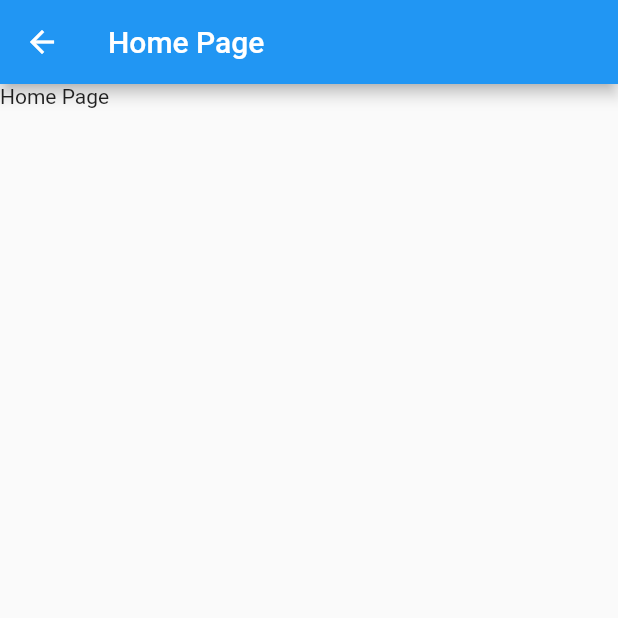
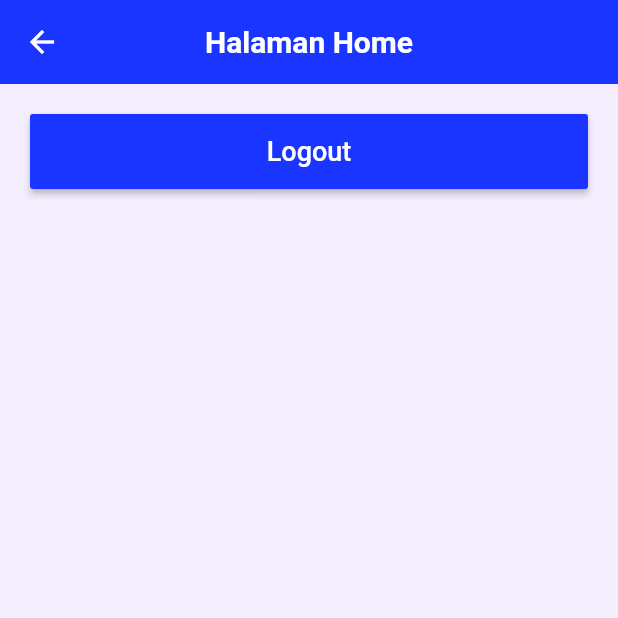
Before and after one commit to IrfanAliGit77/flutter-api-stisla-apk, a Flutter app: the HomePage screen opened by its route, on a phone screen of 412 x 824 dp, the top half of it. Run offline on Flutter 3.47's test engine with Material 2 defaults, Android fonts, the phone set to English and light mode, and no system bars; our stand-ins replace flutter_secure_storage; accounts and stored records are empty.

Commit message:
Update Home View Page Do Logout

```diff
--- a/lib/screens/home/home-view.dart
+++ b/lib/screens/home/home-view.dart
@@ -1,4 +1,5 @@
 import 'package:flutter/material.dart';
+import 'package:apk_api/controllers/logout-cont.dart';
 
 class HomePage extends StatefulWidget {
   const HomePage({super.key});
@@ -8,17 +9,51 @@ class HomePage extends StatefulWidget {
 }
 
 class _HomePageState extends State<HomePage> {
+  final logout = LogoutController();
+
+  @override
+  void initState() {
+    super.initState();
+  }
+
   @override
   Widget build(BuildContext context) {
     return Scaffold(
+      backgroundColor: const Color(0xFFF4EEFF),
       appBar: AppBar(
-        title: const Text('Home Page'),
+        backgroundColor: const Color.fromARGB(255, 26, 53, 255),
+        centerTitle: true,
+        elevation: 0,
+        title: const Text(
+          'Halaman Home',
+          style: TextStyle(
+            fontSize: 20,
+            fontWeight: FontWeight.bold,
+          ),
+        ),
       ),
-      body: Column(
-        children: [
-          Text("Home Page"),
-        ],
-      ),
-    );
+      body: Container(
+        margin: const EdgeInsets.fromLTRB(20, 20, 20, 20),
+        child: Column(
+          children: [
+             MaterialButton(
+              minWidth: 500,
+              height: 50,
+              child: Text(
+                "Logout",
+                style: const TextStyle(color: Colors.white, fontSize: 18),
+              ),
+              color: const Color.fromARGB(255, 26, 53, 255),
+              onPressed: () {
+                logout.postDataOut().then(
+                      (value) =>
+                          Navigator.of(context).popAndPushNamed('/login'),
+                    );
+              },
+            ),
+          ],
+        ),
+        ),
+      );
   }
 }
```
